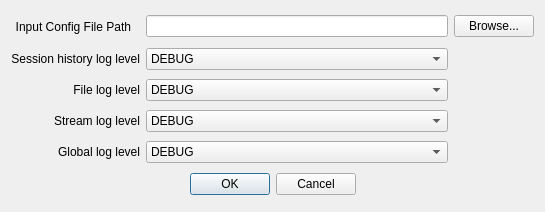
Before: the Qt Designer form cli_gen_tool/res/ui/preferencesDialog.ui in dstroy0/InputHandler, drawn with Qt 5.
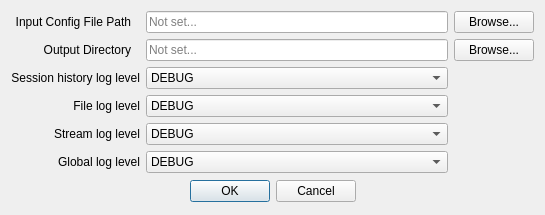
After: the same form once the commit is applied.

Commit message: update session data model and preferences ui

```diff
--- a/cli_gen_tool/res/ui/preferencesDialog.ui
+++ b/cli_gen_tool/res/ui/preferencesDialog.ui
@@ -50,6 +50,9 @@
        <verstretch>0</verstretch>
       </sizepolicy>
      </property>
+     <property name="placeholderText">
+      <string>Not set...</string>
+     </property>
     </widget>
    </item>
    <item row="0" column="2">
@@ -60,6 +63,60 @@
     </widget>
    </item>
    <item row="1" column="0">
+    <widget class="QLabel" name="label_6">
+     <property name="sizePolicy">
+      <sizepolicy hsizetype="Expanding" vsizetype="Expanding">
+       <horstretch>0</horstretch>
+       <verstretch>0</verstretch>
+      </sizepolicy>
+     </property>
+     <property name="minimumSize">
+      <size>
+       <width>120</width>
+       <height>0</height>
+      </size>
+     </property>
+     <property name="maximumSize">
+      <size>
+       <width>120</width>
+       <height>25</height>
+      </size>
+     </property>
+     <property name="text">
+      <string>Output Directory</string>
+     </property>
+     <property name="alignment">
+      <set>Qt::AlignRight|Qt::AlignTrailing|Qt::AlignVCenter</set>
+     </property>
+    </widget>
+   </item>
+   <item row="1" column="1">
+    <widget class="QLineEdit" name="output_path_input">
+     <property name="sizePolicy">
+      <sizepolicy hsizetype="MinimumExpanding" vsizetype="Fixed">
+       <horstretch>0</horstretch>
+       <verstretch>0</verstretch>
+      </sizepolicy>
+     </property>
+     <property name="minimumSize">
+      <size>
+       <width>0</width>
+       <height>0</height>
+      </size>
+     </property>
+     <property name="placeholderText">
+      <string>Not set...</string>
+     </property>
+    </widget>
+   </item>
+   <item row="1" column="2">
+    <widget class="QPushButton" name="browse_for_output_dir">
+     <property name="text">
+      <string>Browse...</string>
+     </property>
+    </widget>
+   </item>
+   <item row="2" column="0">
     <widget class="QLabel" name="label_2">
      <property name="maximumSize">
       <size>
@@ -75,7 +132,7 @@
      </property>
     </widget>
    </item>
-   <item row="1" column="1">
+   <item row="2" column="1">
     <widget class="QComboBox" name="sessionHistoryLogLevelComboBox">
      <property name="currentText">
       <string>DEBUG</string>
@@ -110,7 +167,7 @@
      </item>
     </widget>
    </item>
-   <item row="2" column="0">
+   <item row="3" column="0">
     <widget class="QLabel" name="label_3">
      <property name="maximumSize">
       <size>
@@ -126,7 +183,7 @@
      </property>
     </widget>
    </item>
-   <item row="2" column="1">
+   <item row="3" column="1">
     <widget class="QComboBox" name="fileLogLevelComboBox">
      <property name="currentText">
       <string>DEBUG</string>
@@ -161,7 +218,7 @@
      </item>
     </widget>
    </item>
-   <item row="3" column="0">
+   <item row="4" column="0">
     <widget class="QLabel" name="label_4">
      <property name="maximumSize">
       <size>
@@ -177,7 +234,7 @@
      </property>
     </widget>
    </item>
-   <item row="3" column="1">
+   <item row="4" column="1">
     <widget class="QComboBox" name="streamLogLevelComboBox">
      <property name="currentText">
       <string>DEBUG</string>
@@ -212,7 +269,7 @@
      </item>
     </widget>
    </item>
-   <item row="4" column="0">
+   <item row="5" column="0">
     <widget class="QLabel" name="label_5">
      <property name="maximumSize">
       <size>
@@ -228,7 +285,7 @@
      </property>
     </widget>
    </item>
-   <item row="4" column="1">
+   <item row="5" column="1">
     <widget class="QComboBox" name="globalLogLevelComboBox">
      <property name="currentText">
       <string>DEBUG</string>
@@ -263,7 +320,7 @@
      </item>
     </widget>
    </item>
-   <item row="5" column="0" colspan="3">
+   <item row="6" column="0" colspan="3">
     <widget class="QDialogButtonBox" name="buttonBox">
      <property name="minimumSize">
       <size>
```
The commit also changes 2 other files.
